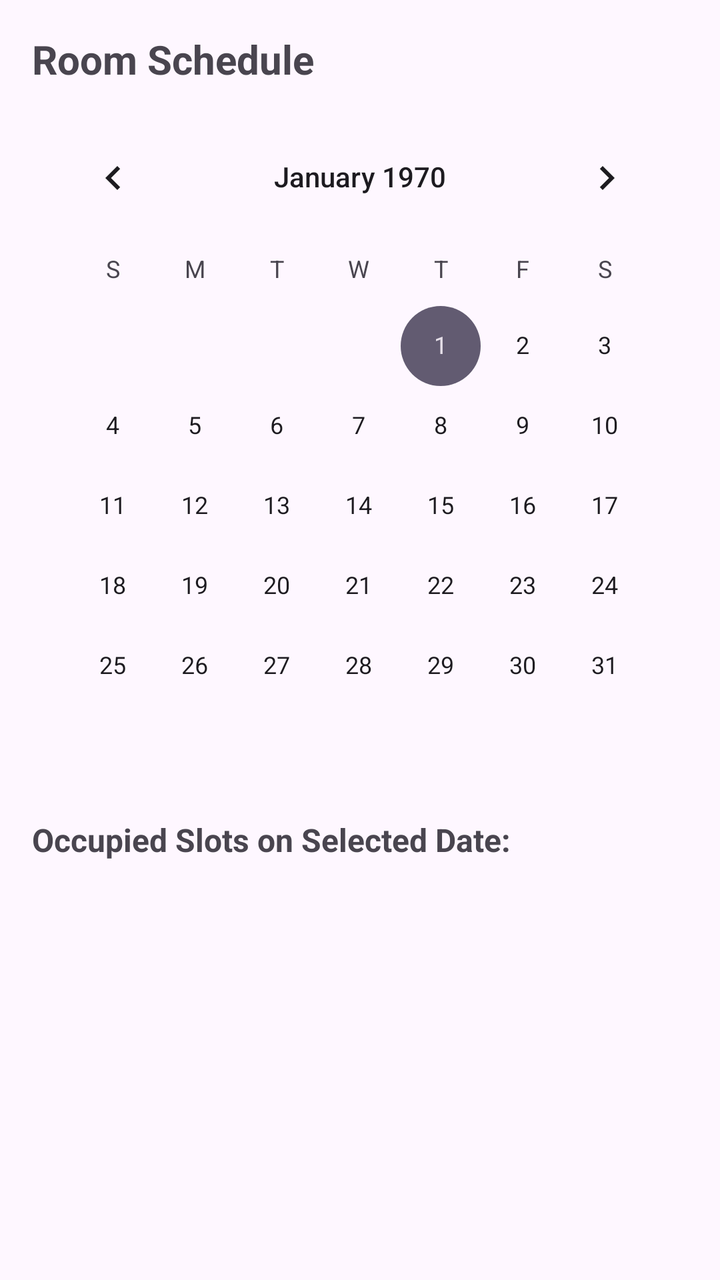
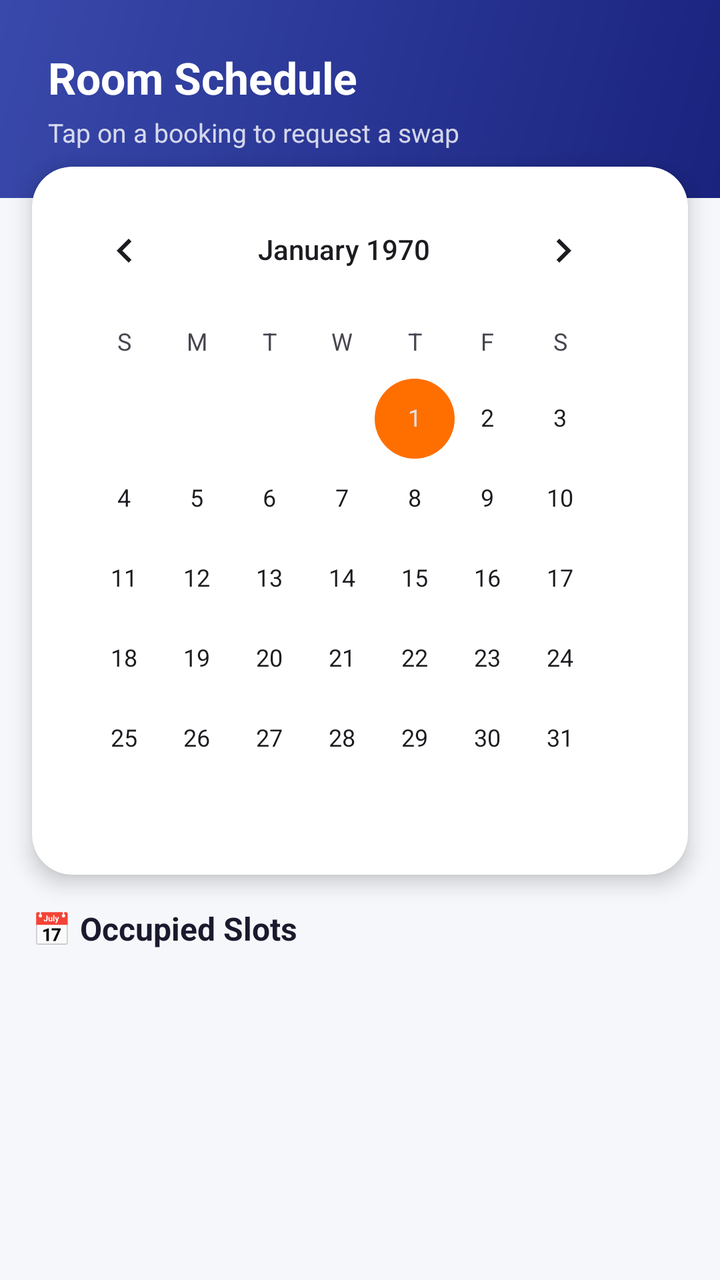

Compare the two renders of this Android layout. The source of the first and the diff that turns it into the second are given below.
<!-- AndroidManifest.xml: application theme Theme.Fcams -->
<!-- res/layout/activity_room_schedule.xml -->
<?xml version="1.0" encoding="utf-8"?>
<LinearLayout xmlns:android="http://schemas.android.com/apk/res/android"
    android:layout_width="match_parent"
    android:layout_height="match_parent"
    android:orientation="vertical"
    android:padding="16dp">

    <TextView
        android:id="@+id/tvScheduleRoomTitle"
        android:layout_width="match_parent"
        android:layout_height="wrap_content"
        android:text="Room Schedule"
        android:textSize="20sp"
        android:textStyle="bold"
        android:layout_marginBottom="12dp"/>

    <CalendarView
        android:id="@+id/calendarView"
        android:layout_width="match_parent"
        android:layout_height="wrap_content"
        android:layout_marginBottom="16dp"/>

    <TextView
        android:layout_width="match_parent"
        android:layout_height="wrap_content"
        android:text="Occupied Slots on Selected Date:"
        android:textStyle="bold"
        android:textSize="16sp"
        android:layout_marginBottom="8dp"/>

    <ListView
        android:id="@+id/lvBookedSlots"
        android:layout_width="match_parent"
        android:layout_height="match_parent"/>

</LinearLayout>
<!-- resources referenced by this layout -->
<resources>
  <style name="Theme.Fcams" parent="Base.Theme.Fcams" />
  <style name="Base.Theme.Fcams" parent="Theme.Material3.DayNight.NoActionBar">
          
          
      </style>
</resources>

<!-- the commit's change to res/layout/activity_room_schedule.xml (unified diff, before → after) -->
@@ -1,36 +1,77 @@
 <?xml version="1.0" encoding="utf-8"?>
 <LinearLayout xmlns:android="http://schemas.android.com/apk/res/android"
+    xmlns:app="http://schemas.android.com/apk/res-auto"
     android:layout_width="match_parent"
     android:layout_height="match_parent"
     android:orientation="vertical"
-    android:padding="16dp">
+    android:background="@color/background">
 
-    <TextView
-        android:id="@+id/tvScheduleRoomTitle"
+    
+    <LinearLayout
         android:layout_width="match_parent"
         android:layout_height="wrap_content"
-        android:text="Room Schedule"
-        android:textSize="20sp"
-        android:textStyle="bold"
-        android:layout_marginBottom="12dp"/>
+        android:background="@drawable/gradient_background"
+        android:orientation="vertical"
+        android:padding="24dp">
 
-    <CalendarView
-        android:id="@+id/calendarView"
+        <TextView
+            android:id="@+id/tvScheduleRoomTitle"
+            android:layout_width="match_parent"
+            android:layout_height="wrap_content"
+            android:text="Room Schedule"
+            android:textSize="22sp"
+            android:textStyle="bold"
+            android:textColor="@color/white"/>
+
+        <TextView
+            android:layout_width="match_parent"
+            android:layout_height="wrap_content"
+            android:text="Tap on a booking to request a swap"
+            android:textSize="13sp"
+            android:textColor="#CCFFFFFF"
+            android:layout_marginTop="4dp"/>
+    </LinearLayout>
+
+    
+    <androidx.cardview.widget.CardView
         android:layout_width="match_parent"
         android:layout_height="wrap_content"
-        android:layout_marginBottom="16dp"/>
+        android:layout_marginHorizontal="16dp"
+        android:layout_marginTop="-16dp"
+        app:cardCornerRadius="20dp"
+        app:cardElevation="6dp"
+        app:cardBackgroundColor="@color/surface">
 
-    <TextView
+        <CalendarView
+            android:id="@+id/calendarView"
+            android:layout_width="match_parent"
+            android:layout_height="wrap_content"
+            android:padding="8dp"/>
+    </androidx.cardview.widget.CardView>
+
+    
+    <LinearLayout
         android:layout_width="match_parent"
-        android:layout_height="wrap_content"
-        android:text="Occupied Slots on Selected Date:"
-        android:textStyle="bold"
-        android:textSize="16sp"
-        android:layout_marginBottom="8dp"/>
+        android:layout_height="0dp"
+        android:layout_weight="1"
+        android:orientation="vertical"
+        android:padding="16dp">
 
-    <ListView
-        android:id="@+id/lvBookedSlots"
-        android:layout_width="match_parent"
-        android:layout_height="match_parent"/>
+        <TextView
+            android:layout_width="match_parent"
+            android:layout_height="wrap_content"
+            android:text="📅 Occupied Slots"
+            android:textStyle="bold"
+            android:textSize="16sp"
+            android:textColor="@color/text_primary"
+            android:layout_marginBottom="12dp"/>
 
+        <ListView
+            android:id="@+id/lvBookedSlots"
+            android:layout_width="match_parent"
+            android:layout_height="match_parent"
+            android:divider="@android:color/transparent"
+            android:dividerHeight="8dp"
+            android:animation="@anim/item_animation_fall_down"/>
+    </LinearLayout>
 </LinearLayout>
<!-- resource entries referenced after the edit -->
@@ -1,9 +1,56 @@
 <!-- resources referenced by this layout -->
 <resources>
+  <color name="background">#F5F7FA</color>
+  <color name="surface">#FFFFFF</color>
+  <color name="text_primary">#1A1A2E</color>
+  <color name="white">#FFFFFFFF</color>
+  <!-- drawable gradient_background (drawable) -->
+  <?xml version="1.0" encoding="utf-8"?>
+  <shape xmlns:android="http://schemas.android.com/apk/res/android"
+      android:shape="rectangle">
+      <gradient
+          android:startColor="@color/gradient_start"
+          android:endColor="@color/gradient_end"
+          android:angle="135"/>
+  </shape>
   <style name="Theme.Fcams" parent="Base.Theme.Fcams" />
+  <color name="gradient_start">#1A237E</color>
+  <color name="gradient_end">#3949AB</color>
   <style name="Base.Theme.Fcams" parent="Theme.Material3.DayNight.NoActionBar">
           
+          <item name="colorPrimary">@color/primary</item>
+          <item name="colorPrimaryVariant">@color/primary_dark</item>
+          <item name="colorOnPrimary">@color/text_on_primary</item>
           
+          
+          <item name="colorSecondary">@color/secondary</item>
+          <item name="colorSecondaryVariant">@color/secondary_dark</item>
+          <item name="colorOnSecondary">@color/white</item>
+          
+          
+          <item name="android:colorBackground">@color/background</item>
+          <item name="colorSurface">@color/surface</item>
+          <item name="colorOnSurface">@color/text_primary</item>
+          <item name="colorSurfaceVariant">@color/surface_variant</item>
+          
+          
+          <item name="android:statusBarColor">@color/primary_dark</item>
+          <item name="android:windowLightStatusBar">false</item>
+          
+          
+          <item name="android:windowAnimationStyle">@style/WindowAnimationTransition</item>
+      </style>
+  <color name="primary">#1A237E</color>
+  <color name="primary_dark">#000051</color>
+  <color name="text_on_primary">#FFFFFF</color>
+  <color name="secondary">#FF6F00</color>
+  <color name="secondary_dark">#C43E00</color>
+  <color name="surface_variant">#E8EAF6</color>
+  <style name="WindowAnimationTransition">
+          <item name="android:activityOpenEnterAnimation">@anim/slide_in_right</item>
+          <item name="android:activityOpenExitAnimation">@anim/slide_out_left</item>
+          <item name="android:activityCloseEnterAnimation">@anim/slide_in_left</item>
+          <item name="android:activityCloseExitAnimation">@anim/slide_out_right</item>
       </style>
 </resources>
 
